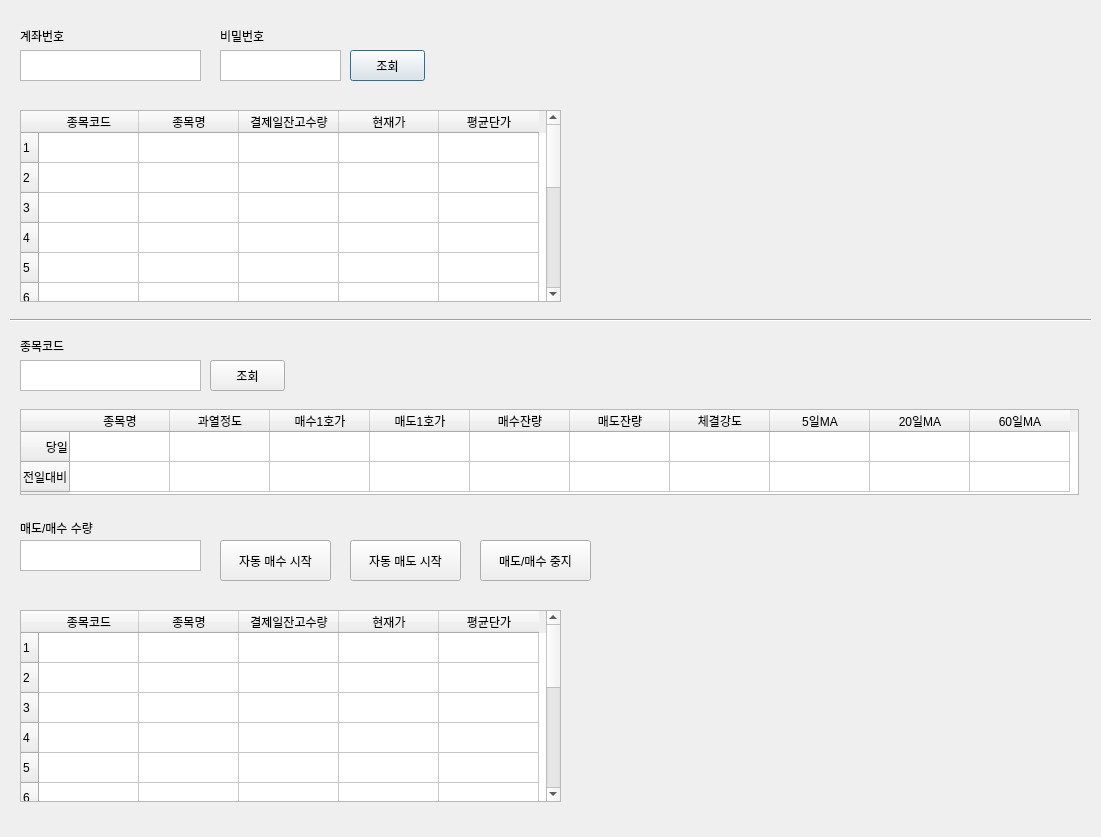
Qt form assignment_234109.ui (kolion98/shinhan-indi) before a commit.
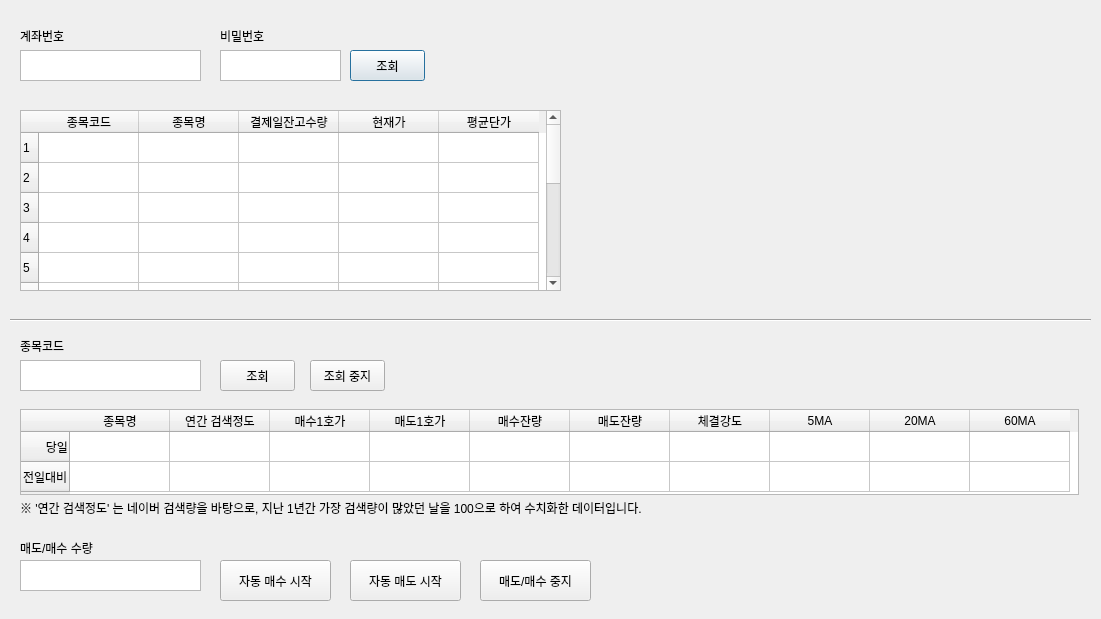
The same form after that commit.

Commit message: [Add] 중지 Button 추가 및 로그인 알람 텔레그램 봇 추가

The edit to the form file:
```diff
--- a/assignment_234109.ui
+++ b/assignment_234109.ui
@@ -7,7 +7,7 @@
     <x>0</x>
     <y>0</y>
     <width>1101</width>
-    <height>837</height>
+    <height>619</height>
    </rect>
   </property>
   <property name="windowTitle">
@@ -78,7 +78,7 @@
      <x>20</x>
      <y>110</y>
      <width>541</width>
-     <height>192</height>
+     <height>181</height>
     </rect>
    </property>
    <property name="layoutDirection">
@@ -532,7 +532,7 @@
    </column>
    <column>
     <property name="text">
-     <string>과열정도</string>
+     <string>연간 검색정도</string>
     </property>
    </column>
    <column>
@@ -562,17 +562,17 @@
    </column>
    <column>
     <property name="text">
-     <string>5일MA</string>
+     <string extracomment="체결강도">5MA</string>
     </property>
    </column>
    <column>
     <property name="text">
-     <string>20일MA</string>
+     <string>20MA</string>
     </property>
    </column>
    <column>
     <property name="text">
-     <string>60일MA</string>
+     <string>60MA</string>
     </property>
    </column>
    <item row="0" column="0">
@@ -627,7 +627,7 @@
      <set>AlignTrailing|AlignVCenter</set>
     </property>
     <property name="flags">
-     <set>ItemIsSelectable|ItemIsEnabled</set>
+     <set>ItemIsSelectable|ItemIsUserCheckable|ItemIsEnabled</set>
     </property>
    </item>
    <item row="0" column="5">
@@ -819,7 +819,7 @@
   <widget class="QPushButton" name="pushButton_getInfo">
    <property name="geometry">
     <rect>
-     <x>210</x>
+     <x>220</x>
      <y>360</y>
      <width>75</width>
      <height>31</height>
@@ -833,7 +833,7 @@
    <property name="geometry">
     <rect>
      <x>220</x>
-     <y>540</y>
+     <y>560</y>
      <width>111</width>
      <height>41</height>
     </rect>
@@ -846,7 +846,7 @@
    <property name="geometry">
     <rect>
      <x>350</x>
-     <y>540</y>
+     <y>560</y>
      <width>111</width>
      <height>41</height>
     </rect>
@@ -859,7 +859,7 @@
    <property name="geometry">
     <rect>
      <x>20</x>
-     <y>520</y>
+     <y>540</y>
      <width>91</width>
      <height>16</height>
     </rect>
@@ -872,7 +872,7 @@
    <property name="geometry">
     <rect>
      <x>20</x>
-     <y>540</y>
+     <y>560</y>
      <width>181</width>
      <height>31</height>
     </rect>
@@ -882,7 +882,7 @@
    <property name="geometry">
     <rect>
      <x>480</x>
-     <y>540</y>
+     <y>560</y>
      <width>111</width>
      <height>41</height>
     </rect>
@@ -891,420 +891,31 @@
     <string>매도/매수 중지</string>
    </property>
   </widget>
-  <widget class="QTableWidget" name="tableWidget_acctInfo_2">
+  <widget class="QPushButton" name="pushButton_getInfoStop">
+   <property name="geometry">
+    <rect>
+     <x>310</x>
+     <y>360</y>
+     <width>75</width>
+     <height>31</height>
+    </rect>
+   </property>
+   <property name="text">
+    <string>조회 중지</string>
+   </property>
+  </widget>
+  <widget class="QLabel" name="label_noti">
    <property name="geometry">
     <rect>
      <x>20</x>
-     <y>610</y>
-     <width>541</width>
-     <height>192</height>
+     <y>500</y>
+     <width>691</width>
+     <height>16</height>
     </rect>
    </property>
-   <property name="layoutDirection">
-    <enum>Qt::LeftToRight</enum>
+   <property name="text">
+    <string>※ '연간 검색정도' 는 네이버 검색량을 바탕으로, 지난 1년간 가장 검색량이 많았던 날을 100으로 하여 수치화한 데이터입니다.</string>
    </property>
-   <row>
-    <property name="text">
-     <string>1</string>
-    </property>
-   </row>
-   <row>
-    <property name="text">
-     <string>2</string>
-    </property>
-   </row>
-   <row>
-    <property name="text">
-     <string>3</string>
-    </property>
-   </row>
-   <row>
-    <property name="text">
-     <string>4</string>
-    </property>
-   </row>
-   <row>
-    <property name="text">
-     <string>5</string>
-    </property>
-   </row>
-   <row>
-    <property name="text">
-     <string>6</string>
-    </property>
-   </row>
-   <row>
-    <property name="text">
-     <string>7</string>
-    </property>
-   </row>
-   <row>
-    <property name="text">
-     <string>8</string>
-    </property>
-   </row>
-   <row>
-    <property name="text">
-     <string>9</string>
-    </property>
-   </row>
-   <row>
-    <property name="text">
-     <string>10</string>
-    </property>
-   </row>
-   <row>
-    <property name="text">
-     <string>11</string>
-    </property>
-   </row>
-   <row>
-    <property name="text">
-     <string>12</string>
-    </property>
-   </row>
-   <row>
-    <property name="text">
-     <string>13</string>
-    </property>
-   </row>
-   <column>
-    <property name="text">
-     <string>종목코드</string>
-    </property>
-   </column>
-   <column>
-    <property name="text">
-     <string>종목명</string>
-    </property>
-   </column>
-   <column>
-    <property name="text">
-     <string>결제일잔고수량</string>
-    </property>
-   </column>
-   <column>
-    <property name="text">
-     <string>현재가</string>
-    </property>
-   </column>
-   <column>
-    <property name="text">
-     <string>평균단가</string>
-    </property>
-   </column>
-   <item row="0" column="2">
-    <property name="text">
-     <string/>
-    </property>
-    <property name="textAlignment">
-     <set>AlignTrailing|AlignVCenter</set>
-    </property>
-   </item>
-   <item row="0" column="3">
-    <property name="text">
-     <string/>
-    </property>
-    <property name="textAlignment">
-     <set>AlignTrailing|AlignVCenter</set>
-    </property>
-   </item>
-   <item row="0" column="4">
-    <property name="text">
-     <string/>
-    </property>
-    <property name="textAlignment">
-     <set>AlignTrailing|AlignVCenter</set>
-    </property>
-   </item>
-   <item row="1" column="2">
-    <property name="text">
-     <string/>
-    </property>
-    <property name="textAlignment">
-     <set>AlignTrailing|AlignVCenter</set>
-    </property>
-   </item>
-   <item row="1" column="3">
-    <property name="text">
-     <string/>
-    </property>
-    <property name="textAlignment">
-     <set>AlignTrailing|AlignVCenter</set>
-    </property>
-   </item>
-   <item row="1" column="4">
-    <property name="text">
-     <string/>
-    </property>
-    <property name="textAlignment">
-     <set>AlignTrailing|AlignVCenter</set>
-    </property>
-   </item>
-   <item row="2" column="2">
-    <property name="text">
-     <string/>
-    </property>
-    <property name="textAlignment">
-     <set>AlignTrailing|AlignVCenter</set>
-    </property>
-   </item>
-   <item row="2" column="3">
-    <property name="text">
-     <string/>
-    </property>
-    <property name="textAlignment">
-     <set>AlignTrailing|AlignVCenter</set>
-    </property>
-   </item>
-   <item row="2" column="4">
-    <property name="text">
-     <string/>
-    </property>
-    <property name="textAlignment">
-     <set>AlignTrailing|AlignVCenter</set>
-    </property>
-   </item>
-   <item row="3" column="2">
-    <property name="text">
-     <string/>
-    </property>
-    <property name="textAlignment">
-     <set>AlignTrailing|AlignVCenter</set>
-    </property>
-   </item>
-   <item row="3" column="3">
-    <property name="text">
-     <string/>
-    </property>
-    <property name="textAlignment">
-     <set>AlignTrailing|AlignVCenter</set>
-    </property>
-   </item>
-   <item row="3" column="4">
-    <property name="text">
-     <string/>
-    </property>
-    <property name="textAlignment">
-     <set>AlignTrailing|AlignVCenter</set>
-    </property>
-   </item>
-   <item row="4" column="2">
-    <property name="text">
-     <string/>
-    </property>
-    <property name="textAlignment">
-     <set>AlignTrailing|AlignVCenter</set>
-    </property>
-   </item>
-   <item row="4" column="3">
-    <property name="text">
-     <string/>
-    </property>
-    <property name="textAlignment">
-     <set>AlignTrailing|AlignVCenter</set>
-    </property>
-   </item>
-   <item row="4" column="4">
-    <property name="text">
-     <string/>
-    </property>
-    <property name="textAlignment">
-     <set>AlignTrailing|AlignVCenter</set>
-    </property>
-   </item>
-   <item row="5" column="2">
-    <property name="text">
-     <string/>
-    </property>
-    <property name="textAlignment">
-     <set>AlignTrailing|AlignVCenter</set>
-    </property>
-   </item>
-   <item row="5" column="3">
-    <property name="text">
-     <string/>
-    </property>
-    <property name="textAlignment">
-     <set>AlignTrailing|AlignVCenter</set>
-    </property>
-   </item>
-   <item row="5" column="4">
-    <property name="text">
-     <string/>
-    </property>
-    <property name="textAlignment">
-     <set>AlignTrailing|AlignVCenter</set>
-    </property>
-   </item>
-   <item row="6" column="2">
-    <property name="text">
-     <string/>
-    </property>
-    <property name="textAlignment">
-     <set>AlignTrailing|AlignVCenter</set>
-    </property>
-   </item>
-   <item row="6" column="3">
-    <property name="text">
-     <string/>
-    </property>
-    <property name="textAlignment">
-     <set>AlignTrailing|AlignVCenter</set>
-    </property>
-   </item>
-   <item row="6" column="4">
-    <property name="text">
-     <string/>
-    </property>
-    <property name="textAlignment">
-     <set>AlignTrailing|AlignVCenter</set>
-    </property>
-   </item>
-   <item row="7" column="2">
-    <property name="text">
-     <string/>
-    </property>
-    <property name="textAlignment">
-     <set>AlignTrailing|AlignVCenter</set>
-    </property>
-   </item>
-   <item row="7" column="3">
-    <property name="text">
-     <string/>
-    </property>
-    <property name="textAlignment">
-     <set>AlignTrailing|AlignVCenter</set>
-    </property>
-   </item>
-   <item row="7" column="4">
-    <property name="text">
-     <string/>
-    </property>
-    <property name="textAlignment">
-     <set>AlignTrailing|AlignVCenter</set>
-    </property>
-   </item>
-   <item row="8" column="2">
-    <property name="text">
-     <string/>
-    </property>
-    <property name="textAlignment">
-     <set>AlignTrailing|AlignVCenter</set>
-    </property>
-   </item>
-   <item row="8" column="3">
-    <property name="text">
-     <string/>
-    </property>
-    <property name="textAlignment">
-     <set>AlignTrailing|AlignVCenter</set>
-    </property>
-   </item>
-   <item row="8" column="4">
-    <property name="text">
-     <string/>
-    </property>
-    <property name="textAlignment">
-     <set>AlignTrailing|AlignVCenter</set>
-    </property>
-   </item>
-   <item row="9" column="2">
-    <property name="text">
-     <string/>
-    </property>
-    <property name="textAlignment">
-     <set>AlignTrailing|AlignVCenter</set>
-    </property>
-   </item>
-   <item row="9" column="3">
-    <property name="text">
-     <string/>
-    </property>
-    <property name="textAlignment">
-     <set>AlignTrailing|AlignVCenter</set>
-    </property>
-   </item>
-   <item row="9" column="4">
-    <property name="text">
-     <string/>
-    </property>
-    <property name="textAlignment">
-     <set>AlignTrailing|AlignVCenter</set>
-    </property>
-   </item>
-   <item row="10" column="2">
-    <property name="text">
-     <string/>
-    </property>
-    <property name="textAlignment">
-     <set>AlignTrailing|AlignVCenter</set>
-    </property>
-   </item>
-   <item row="10" column="3">
-    <property name="text">
-     <string/>
-    </property>
-    <property name="textAlignment">
-     <set>AlignTrailing|AlignVCenter</set>
-    </property>
-   </item>
-   <item row="10" column="4">
-    <property name="text">
-     <string/>
-    </property>
-    <property name="textAlignment">
-     <set>AlignTrailing|AlignVCenter</set>
-    </property>
-   </item>
-   <item row="11" column="2">
-    <property name="text">
-     <string/>
-    </property>
-    <property name="textAlignment">
-     <set>AlignTrailing|AlignVCenter</set>
-    </property>
-   </item>
-   <item row="11" column="3">
-    <property name="text">
-     <string/>
-    </property>
-    <property name="textAlignment">
-     <set>AlignTrailing|AlignVCenter</set>
-    </property>
-   </item>
-   <item row="11" column="4">
-    <property name="text">
-     <string/>
-    </property>
-    <property name="textAlignment">
-     <set>AlignTrailing|AlignVCenter</set>
-    </property>
-   </item>
-   <item row="12" column="2">
-    <property name="text">
-     <string/>
-    </property>
-    <property name="textAlignment">
-     <set>AlignTrailing|AlignVCenter</set>
-    </property>
-   </item>
-   <item row="12" column="3">
-    <property name="text">
-     <string/>
-    </property>
-    <property name="textAlignment">
-     <set>AlignTrailing|AlignVCenter</set>
-    </property>
-   </item>
-   <item row="12" column="4">
-    <property name="text">
-     <string/>
-    </property>
-    <property name="textAlignment">
-     <set>AlignTrailing|AlignVCenter</set>
-    </property>
-   </item>
   </widget>
  </widget>
  <resources/>
```
The commit also changes 3 other files.
